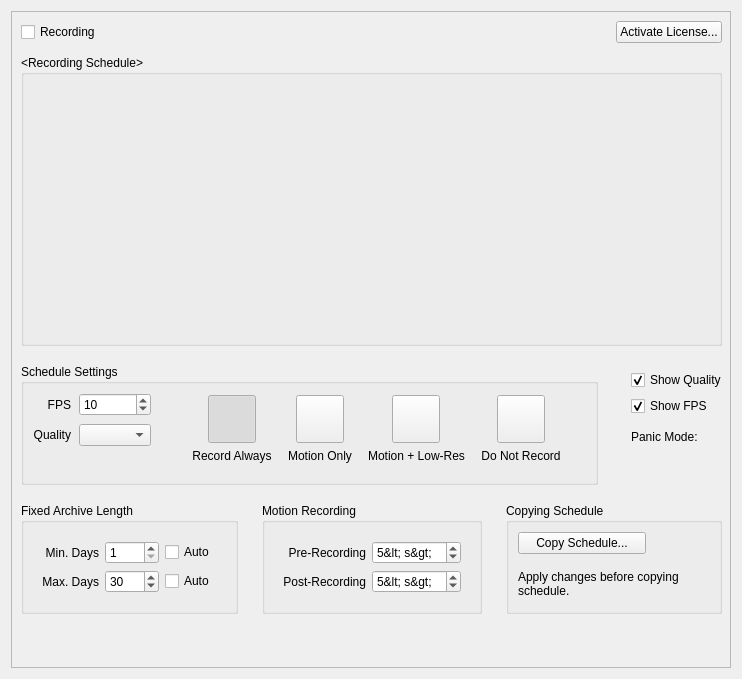
Before: the Qt Designer form client/libclient/src/ui/widgets/properties/camera_schedule_widget.ui in networkoptix/nx_open, drawn with Qt 5.
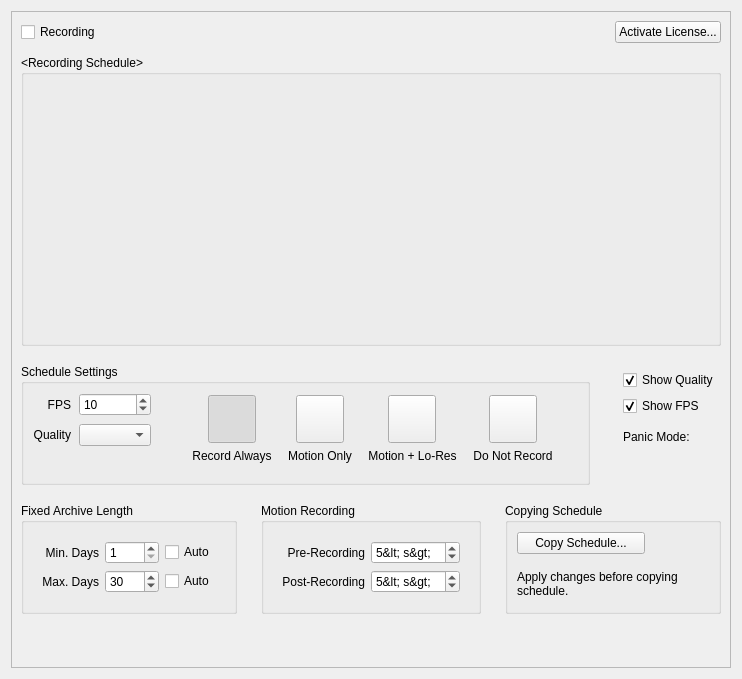
After: the same form once the commit is applied. Custom widgets are drawn as their Qt base class.

```diff
--- a/client/libclient/src/ui/widgets/properties/camera_schedule_widget.ui
+++ b/client/libclient/src/ui/widgets/properties/camera_schedule_widget.ui
@@ -442,7 +442,7 @@
                     </sizepolicy>
                    </property>
                    <property name="text">
-                    <string>Motion + Low-Res</string>
+                    <string>Motion + Lo-Res</string>
                    </property>
                    <property name="alignment">
                     <set>Qt::AlignCenter</set>
```
